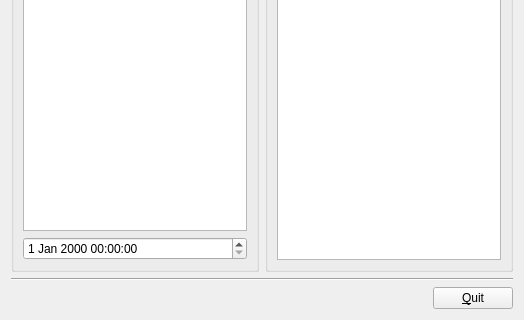
Qt form nextShows/WorkFiles/Tools/cacheTool/UI/CacheToolForm.ui (gilcn/nextshows) before a commit; both pictures show x 0 to 524 and y 175 to 495 of the 524 by 495 pixel window.
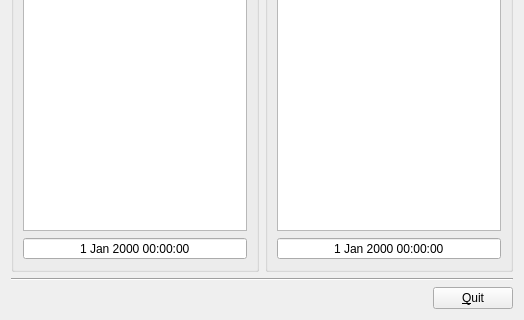
The same form after that commit.

Commit message: Added Date+Delta

What changed in the file:
```diff
--- a/nextShows/WorkFiles/Tools/cacheTool/UI/CacheToolForm.ui
+++ b/nextShows/WorkFiles/Tools/cacheTool/UI/CacheToolForm.ui
@@ -29,7 +29,17 @@
        <widget class="QListWidget" name="listShows" />
       </item>
       <item row="1" column="0" >
-       <widget class="QDateTimeEdit" name="showCacheDateTime" />
+       <widget class="QDateTimeEdit" name="showCacheDateTime" >
+        <property name="alignment" >
+         <set>Qt::AlignCenter</set>
+        </property>
+        <property name="readOnly" >
+         <bool>true</bool>
+        </property>
+        <property name="buttonSymbols" >
+         <enum>QAbstractSpinBox::NoButtons</enum>
+        </property>
+       </widget>
       </item>
      </layout>
     </widget>
@@ -43,6 +53,19 @@
       <item row="0" column="0" >
        <widget class="QTableWidget" name="tableEpisodes" />
       </item>
+      <item row="1" column="0" >
+       <widget class="QDateTimeEdit" name="currentDateTime" >
+        <property name="alignment" >
+         <set>Qt::AlignCenter</set>
+        </property>
+        <property name="readOnly" >
+         <bool>true</bool>
+        </property>
+        <property name="buttonSymbols" >
+         <enum>QAbstractSpinBox::NoButtons</enum>
+        </property>
+       </widget>
+      </item>
      </layout>
     </widget>
    </item>
```
The commit also changes 1 other file.
